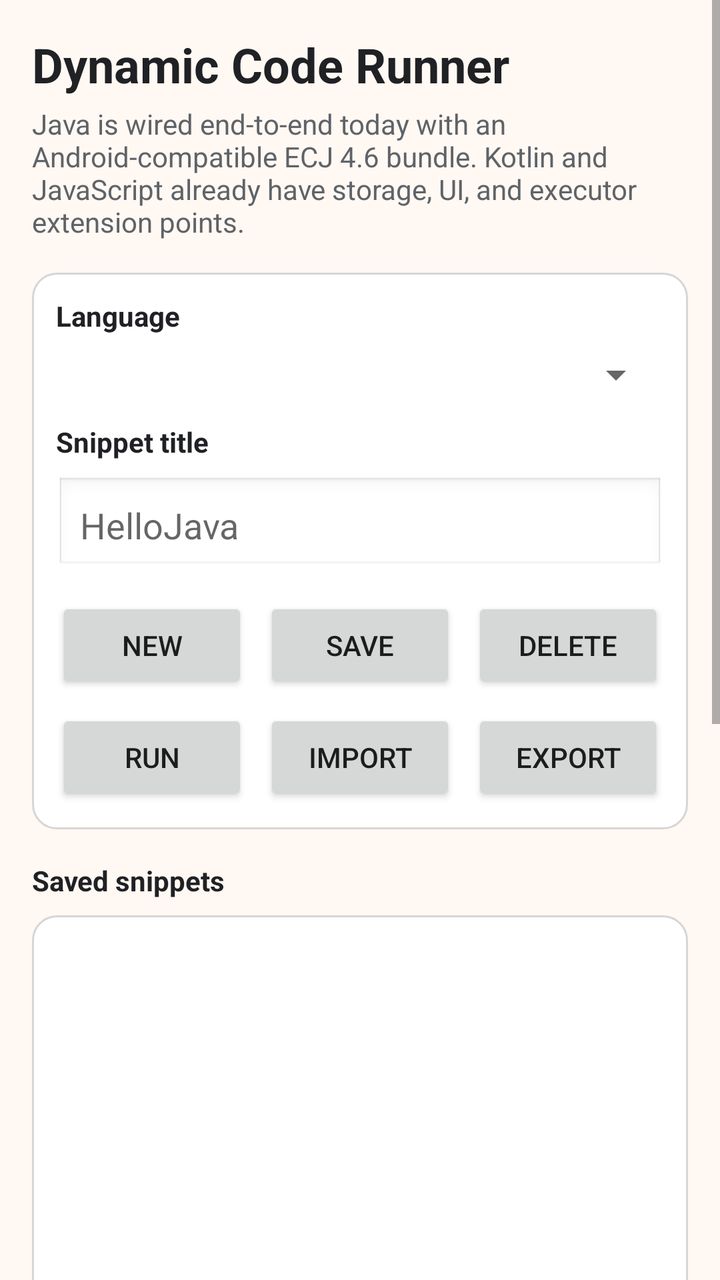
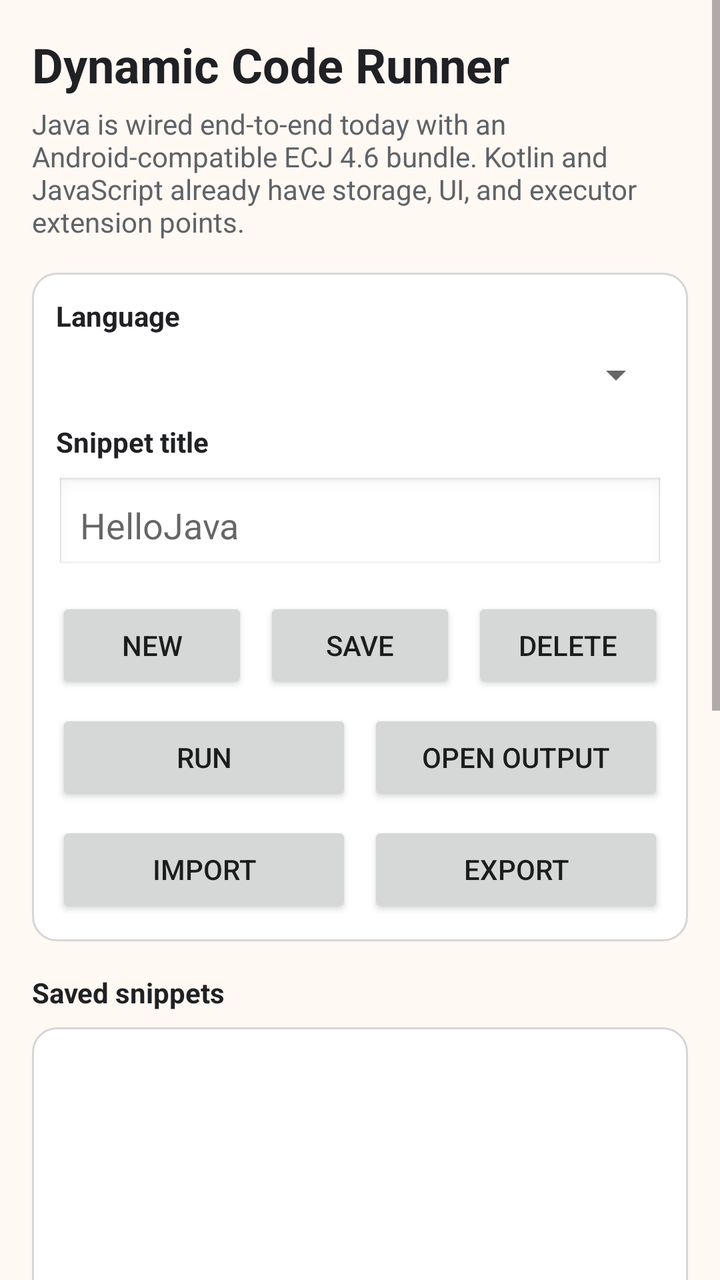

An Android layout rendered at two revisions. The XML below is the earlier revision; the diff shows what the commit changed to produce the second picture.
<!-- AndroidManifest.xml: application theme Theme.Dcg -->
<!-- res/layout/activity_main.xml -->
<?xml version="1.0" encoding="utf-8"?>
<ScrollView xmlns:android="http://schemas.android.com/apk/res/android"
    android:layout_width="match_parent"
    android:layout_height="match_parent"
    android:background="@color/surface"
    android:fillViewport="true">

    <LinearLayout
        android:layout_width="match_parent"
        android:layout_height="wrap_content"
        android:orientation="vertical"
        android:padding="16dp">

        <TextView
            android:layout_width="match_parent"
            android:layout_height="wrap_content"
            android:text="@string/editor_title"
            android:textColor="@color/textPrimary"
            android:textSize="24sp"
            android:textStyle="bold" />

        <TextView
            android:layout_width="match_parent"
            android:layout_height="wrap_content"
            android:layout_marginTop="4dp"
            android:text="@string/editor_subtitle"
            android:textColor="@color/textSecondary" />

        <LinearLayout
            android:layout_width="match_parent"
            android:layout_height="wrap_content"
            android:layout_marginTop="16dp"
            android:background="@drawable/panel_background"
            android:orientation="vertical"
            android:padding="12dp">

            <TextView
                android:layout_width="match_parent"
                android:layout_height="wrap_content"
                android:text="@string/language_label"
                android:textColor="@color/textPrimary"
                android:textStyle="bold" />

            <Spinner
                android:id="@+id/languageSpinner"
                android:layout_width="match_parent"
                android:layout_height="wrap_content"
                android:layout_marginTop="8dp" />

            <TextView
                android:layout_width="match_parent"
                android:layout_height="wrap_content"
                android:layout_marginTop="12dp"
                android:text="@string/title_label"
                android:textColor="@color/textPrimary"
                android:textStyle="bold" />

            <EditText
                android:id="@+id/titleInput"
                android:layout_width="match_parent"
                android:layout_height="wrap_content"
                android:layout_marginTop="8dp"
                android:background="@android:drawable/edit_text"
                android:hint="@string/title_hint"
                android:inputType="textCapWords"
                android:padding="12dp"
                android:textColor="@color/textPrimary" />

            <LinearLayout
                android:layout_width="match_parent"
                android:layout_height="wrap_content"
                android:layout_marginTop="12dp"
                android:orientation="horizontal">

                <Button
                    android:id="@+id/newButton"
                    android:layout_width="0dp"
                    android:layout_height="wrap_content"
                    android:layout_weight="1"
                    android:text="@string/action_new" />

                <Button
                    android:id="@+id/saveButton"
                    android:layout_width="0dp"
                    android:layout_height="wrap_content"
                    android:layout_marginStart="8dp"
                    android:layout_weight="1"
                    android:text="@string/action_save" />

                <Button
                    android:id="@+id/deleteButton"
                    android:layout_width="0dp"
                    android:layout_height="wrap_content"
                    android:layout_marginStart="8dp"
                    android:layout_weight="1"
                    android:text="@string/action_delete" />
            </LinearLayout>

            <LinearLayout
                android:layout_width="match_parent"
                android:layout_height="wrap_content"
                android:layout_marginTop="8dp"
                android:orientation="horizontal">

                <Button
                    android:id="@+id/runButton"
                    android:layout_width="0dp"
                    android:layout_height="wrap_content"
                    android:layout_weight="1"
                    android:text="@string/action_run" />

                <Button
                    android:id="@+id/importButton"
                    android:layout_width="0dp"
                    android:layout_height="wrap_content"
                    android:layout_marginStart="8dp"
                    android:layout_weight="1"
                    android:text="@string/action_import" />

                <Button
                    android:id="@+id/exportButton"
                    android:layout_width="0dp"
                    android:layout_height="wrap_content"
                    android:layout_marginStart="8dp"
                    android:layout_weight="1"
                    android:text="@string/action_export" />
            </LinearLayout>
        </LinearLayout>

        <TextView
            android:layout_width="match_parent"
            android:layout_height="wrap_content"
            android:layout_marginTop="16dp"
            android:text="@string/saved_snippets_label"
            android:textColor="@color/textPrimary"
            android:textStyle="bold" />

        <ListView
            android:id="@+id/snippetListView"
            android:layout_width="match_parent"
            android:layout_height="220dp"
            android:layout_marginTop="8dp"
            android:background="@drawable/panel_background"
            android:divider="@android:color/transparent"
            android:dividerHeight="8dp"
            android:padding="8dp" />

        <TextView
            android:layout_width="match_parent"
            android:layout_height="wrap_content"
            android:layout_marginTop="16dp"
            android:text="@string/source_code_label"
            android:textColor="@color/textPrimary"
            android:textStyle="bold" />

        <EditText
            android:id="@+id/codeInput"
            android:layout_width="match_parent"
            android:layout_height="360dp"
            android:layout_marginTop="8dp"
            android:background="@drawable/panel_background"
            android:fontFamily="monospace"
            android:gravity="top|start"
            android:inputType="textMultiLine|textNoSuggestions|textVisiblePassword"
            android:overScrollMode="always"
            android:padding="12dp"
            android:scrollbars="vertical"
            android:textColor="@color/textPrimary"
            android:textSize="14sp" />

        <com.micklab.dcg.ui.ResultView
            android:id="@+id/resultView"
            android:layout_width="match_parent"
            android:layout_height="wrap_content"
            android:layout_marginTop="16dp" />
    </LinearLayout>
</ScrollView>
<!-- resources referenced by this layout -->
<resources>
  <color name="surface">#FFF8F3</color>
  <color name="textPrimary">#202124</color>
  <color name="textSecondary">#5F6368</color>
  <!-- drawable panel_background (drawable) -->
  <shape xmlns:android="http://schemas.android.com/apk/res/android" android:shape="rectangle">
      <solid android:color="@color/panel" />
      <corners android:radius="12dp" />
      <stroke
          android:width="1dp"
          android:color="@color/stroke" />
  </shape>
  <string name="action_delete">Delete</string>
  <string name="action_export">Export</string>
  <string name="action_import">Import</string>
  <string name="action_new">New</string>
  <string name="action_run">Run</string>
  <string name="action_save">Save</string>
  <string name="editor_subtitle">Java is wired end-to-end today with an Android-compatible ECJ 4.6 bundle. Kotlin and JavaScript already have storage, UI, and executor extension points.</string>
  <string name="editor_title">Dynamic Code Runner</string>
  <string name="language_label">Language</string>
  <string name="saved_snippets_label">Saved snippets</string>
  <string name="source_code_label">Source code</string>
  <string name="title_hint">HelloJava</string>
  <string name="title_label">Snippet title</string>
  <style name="Theme.Dcg" parent="Theme.AppCompat.Light.NoActionBar">
          <item name="colorPrimary">@color/primary</item>
          <item name="colorPrimaryDark">@color/primaryDark</item>
          <item name="colorAccent">@color/accent</item>
          <item name="android:windowBackground">@color/surface</item>
      </style>
  <color name="panel">#FFFFFFFF</color>
  <color name="stroke">#D6D6D6</color>
  <color name="primary">#1B5E20</color>
  <color name="primaryDark">#104216</color>
  <color name="accent">#1565C0</color>
</resources>

<!-- the commit's change to res/layout/activity_main.xml (unified diff, before → after) -->
@@ -110,10 +110,24 @@
                     android:text="@string/action_run" />
 
                 <Button
+                    android:id="@+id/openOutputButton"
+                    android:layout_width="0dp"
+                    android:layout_height="wrap_content"
+                    android:layout_marginStart="8dp"
+                    android:layout_weight="1"
+                    android:text="@string/action_open_output" />
+            </LinearLayout>
+
+            <LinearLayout
+                android:layout_width="match_parent"
+                android:layout_height="wrap_content"
+                android:layout_marginTop="8dp"
+                android:orientation="horizontal">
+
+                <Button
                     android:id="@+id/importButton"
                     android:layout_width="0dp"
                     android:layout_height="wrap_content"
-                    android:layout_marginStart="8dp"
                     android:layout_weight="1"
                     android:text="@string/action_import" />
 
@@ -167,11 +181,5 @@
             android:scrollbars="vertical"
             android:textColor="@color/textPrimary"
             android:textSize="14sp" />
-
-        <com.micklab.dcg.ui.ResultView
-            android:id="@+id/resultView"
-            android:layout_width="match_parent"
-            android:layout_height="wrap_content"
-            android:layout_marginTop="16dp" />
     </LinearLayout>
 </ScrollView>
<!-- resource entries referenced after the edit -->
@@ -15,6 +15,7 @@
   <string name="action_export">Export</string>
   <string name="action_import">Import</string>
   <string name="action_new">New</string>
+  <string name="action_open_output">Open output</string>
   <string name="action_run">Run</string>
   <string name="action_save">Save</string>
   <string name="editor_subtitle">Java is wired end-to-end today with an Android-compatible ECJ 4.6 bundle. Kotlin and JavaScript already have storage, UI, and executor extension points.</string>
